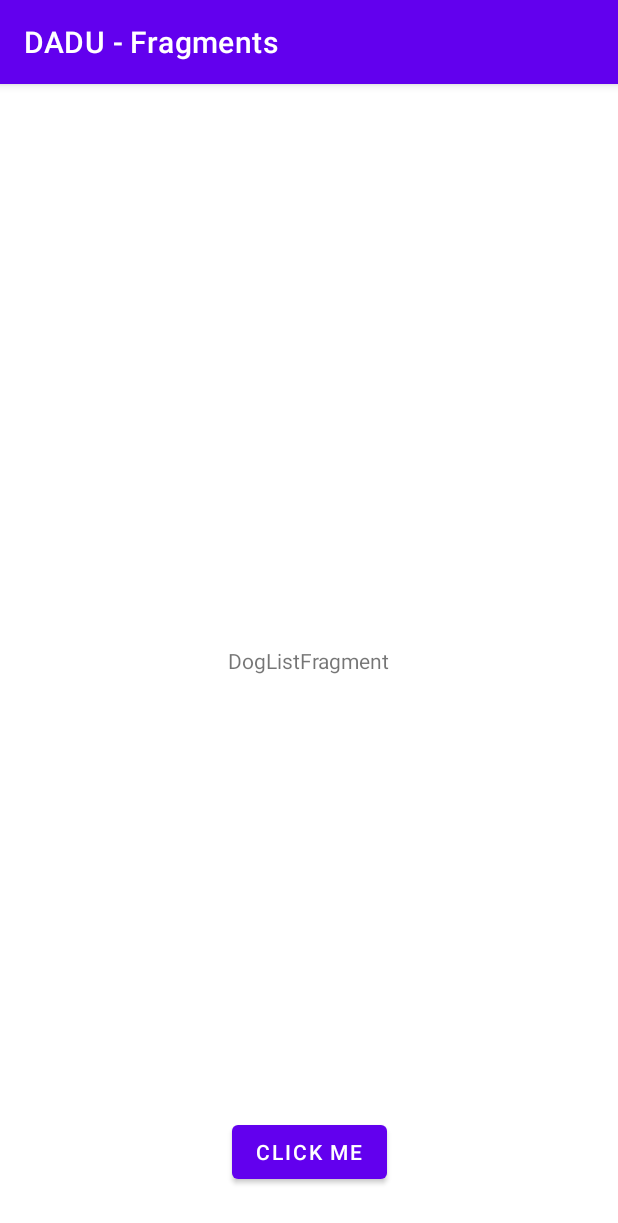
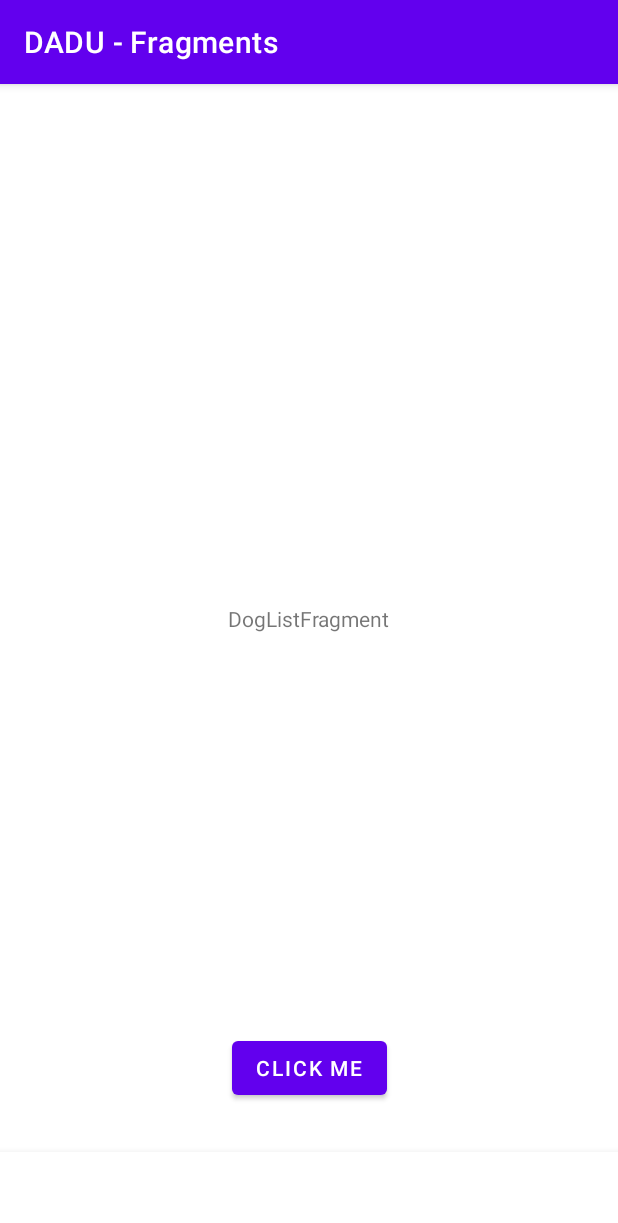
Before and after one commit to U-tad2021/DADU---Fragments, an Android app: the screen it shows after launch (MainActivity), on a phone screen of 412 x 824 dp. Shown: the top 1223 px of the screen. Run offline under Robolectric (Android 15) with nearby library versions, the phone set to English and light mode, and no system bars.

Commit message:
added BottomNavigationView on activity_main.xml

```diff
--- a/app/src/main/res/layout/activity_main.xml
+++ b/app/src/main/res/layout/activity_main.xml
@@ -12,9 +12,17 @@
         android:layout_width="0dp"
         android:layout_height="0dp"
         app:defaultNavHost="true"
-        app:layout_constraintBottom_toBottomOf="parent"
+        app:layout_constraintBottom_toTopOf="@+id/bnv_main"
         app:layout_constraintEnd_toEndOf="parent"
         app:layout_constraintStart_toStartOf="parent"
         app:layout_constraintTop_toTopOf="parent"
         app:navGraph="@navigation/nav_graph" />
+
+    <com.google.android.material.bottomnavigation.BottomNavigationView
+        android:id="@+id/bnv_main"
+        android:layout_width="0dp"
+        android:layout_height="wrap_content"
+        app:layout_constraintBottom_toBottomOf="parent"
+        app:layout_constraintEnd_toEndOf="parent"
+        app:layout_constraintStart_toStartOf="parent" />
 </androidx.constraintlayout.widget.ConstraintLayout>
```
